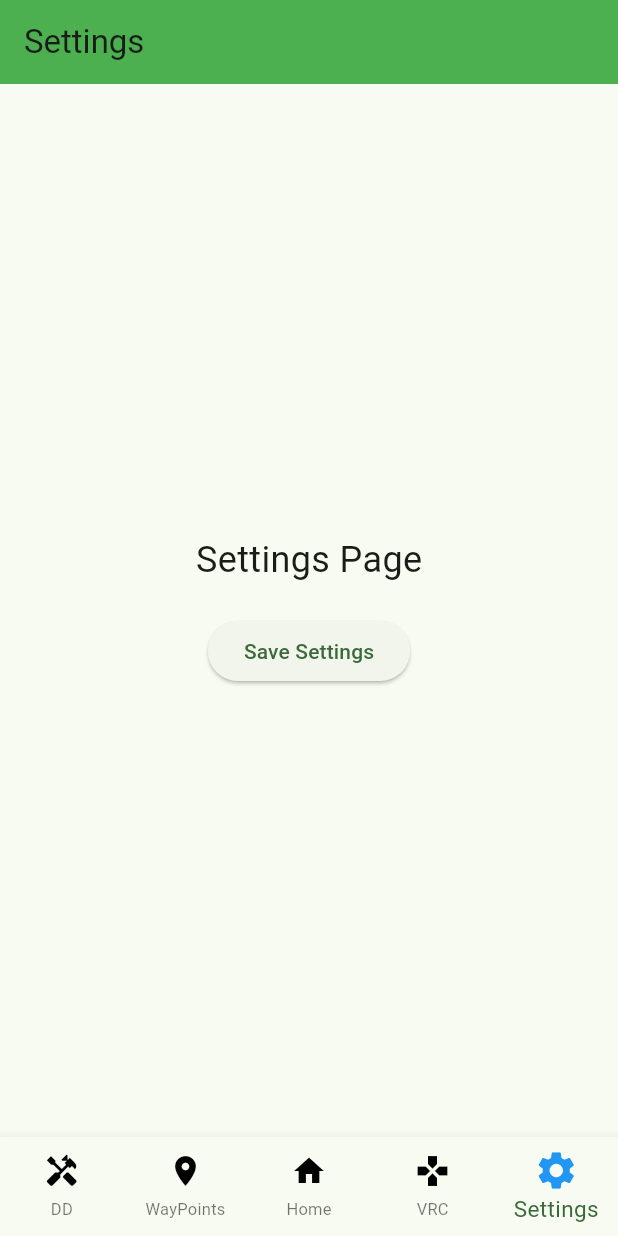
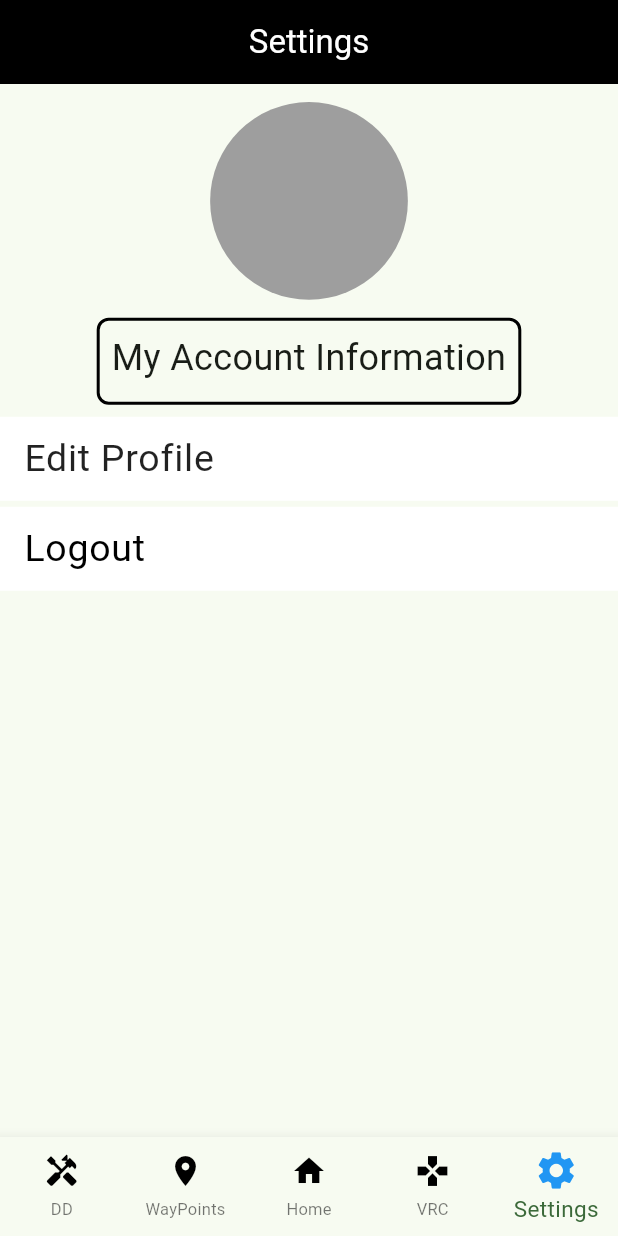
Before and after one commit to Project-Dronaid/GCS-Application, a Flutter app: the screen it shows after launch, item 5 of the bottom bar chosen, on a phone screen of 412 x 824 dp. Run offline on Flutter 3.47's test engine with Material 3 defaults, Android fonts, the phone set to English and light mode, and no system bars.

Commit message:
Added Settings Page

```diff
--- a/lib/main.dart
+++ b/lib/main.dart
@@ -13,6 +13,7 @@ class MyApp extends StatelessWidget {
   Widget build(BuildContext context) {
     return MaterialApp(
       title: 'Flutter Demo',
+      debugShowCheckedModeBanner: false,
       theme: ThemeData(
         colorScheme: ColorScheme.fromSeed(seedColor: Colors.green),
         useMaterial3: true,
--- a/lib/screens/homeScreen.dart
+++ b/lib/screens/homeScreen.dart
@@ -12,24 +12,22 @@ class _HomeScreenState extends State<HomeScreen> {
   Widget build(BuildContext context) {
     return Scaffold(
       appBar: AppBar(
-        title: const Text('Home Screen'),
-        backgroundColor: Colors.green,
+        centerTitle: true,
+        title: const Text(
+          'Home',
+          style: TextStyle(color: Colors.white),
+        ),
+        backgroundColor: Colors.black,
       ),
-      body: Center(
+      body: const Center(
         child: Column(
           mainAxisAlignment: MainAxisAlignment.center,
           children: <Widget>[
-            const Text(
+            Text(
               'Home Screen',
               style: TextStyle(fontSize: 24),
             ),
-            const SizedBox(height: 20),
-            ElevatedButton(
-              onPressed: () {
-                // Add your button action here
-              },
-              child: const Text('Go to Settings'),
-            ),
+            SizedBox(height: 20),
           ],
         ),
       ),
--- a/lib/screens/settings.dart
+++ b/lib/screens/settings.dart
@@ -10,27 +10,80 @@ class Settings extends StatefulWidget {
 class _SettingsState extends State<Settings> {
   @override
   Widget build(BuildContext context) {
+    double screenWidth = MediaQuery.of(context).size.width;
+    double screenHeight = MediaQuery.of(context).size.height;
     return Scaffold(
       appBar: AppBar(
-        title: const Text('Settings'),
-        backgroundColor: Colors.green,
+        centerTitle: true,
+        title: const Text(
+          'Settings',
+          style: TextStyle(color: Colors.white),
         ),
-      body: Center(
+        backgroundColor: Colors.black,
+      ),
+      body: SingleChildScrollView(
+        child: Center(
           child: Column(
             mainAxisAlignment: MainAxisAlignment.center,
             children: <Widget>[
-            const Text(
-              'Settings Page',
+              Padding(
+                padding: const EdgeInsets.only(top: 12.0, bottom: 12.0),
+                child: Container(
+                  height: screenHeight * 0.16,
+                  decoration: const BoxDecoration(
+                    color: Colors.grey, // Circle color
+                    shape: BoxShape.circle,
+                  ),
+                ),
+              ),
+              Container(
+                padding: const EdgeInsets.only(
+                  top: 8.0,
+                  bottom: 12.0,
+                  left: 8.0,
+                  right: 8.0,
+                ),
+                decoration: BoxDecoration(
+                  border: Border.all(
+                    color: Colors.black,
+                    width: 2.0,
+                  ),
+                  borderRadius: BorderRadius.circular(8.0),
+                ),
+                child: const Text(
+                  'My Account Information',
+                  textAlign: TextAlign.center,
                   style: TextStyle(fontSize: 24),
                 ),
-            const SizedBox(height: 20),
-            ElevatedButton(
-              onPressed: () {
-                // Add your button action here
-              },
-              child: const Text('Save Settings'),
+              ),
+              Padding(
+                padding: const EdgeInsets.only(top: 8.0, bottom: 2.0),
+                child: GestureDetector(
+                  child: const ListTile(
+                    tileColor: Colors.white,
+                    title: Text(
+                      'Edit Profile',
+                      style: TextStyle(color: Colors.black87, fontSize: 25),
+                    ),
+                  ),
+                  onTap: () {},
+                ),
+              ),
+              Padding(
+                padding: const EdgeInsets.only(top: 2.0, bottom: 8.0),
+                child: GestureDetector(
+                  child: const ListTile(
+                    tileColor: Colors.white,
+                    title: Text(
+                      'Logout',
+                      style: TextStyle(color: Colors.black, fontSize: 25),
+                    ),
+                  ),
+                  onTap: () {},
+                ),
               ),
             ],
+          ),
         ),
       ),
     );
```
Also changed, not shown: 12 other files. Lines whose indentation alone changed are shown as unchanged.
